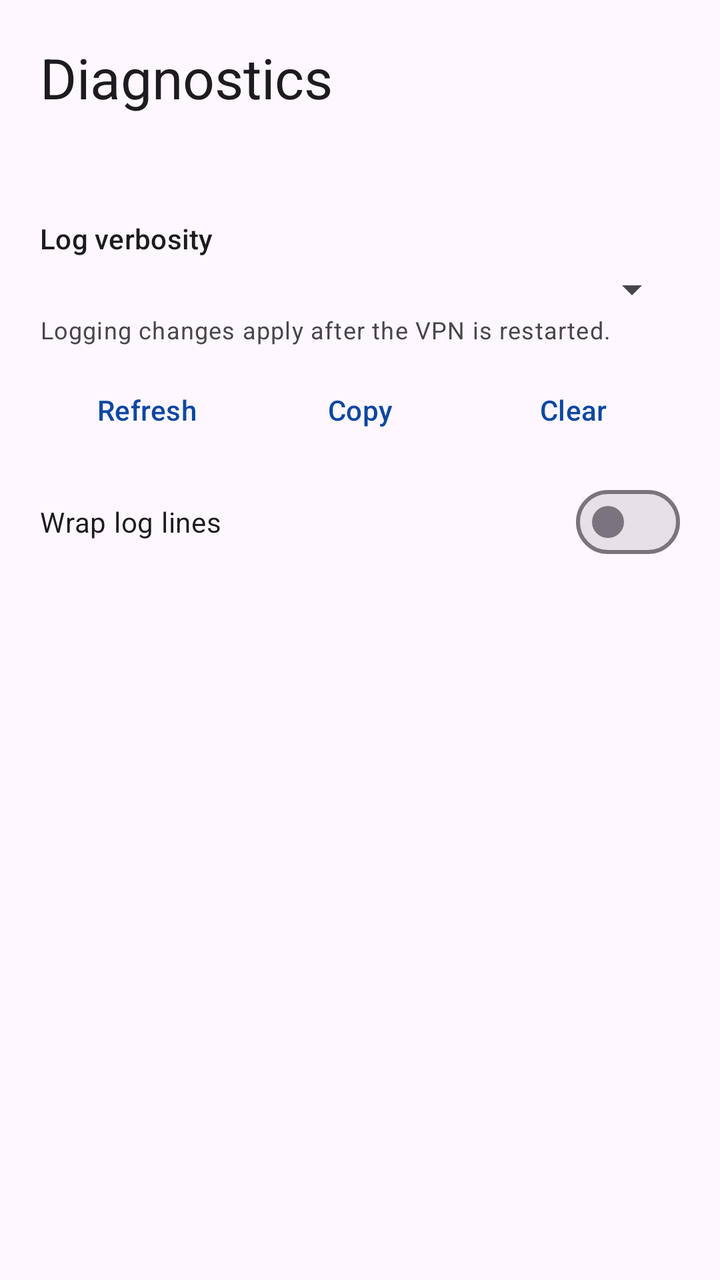
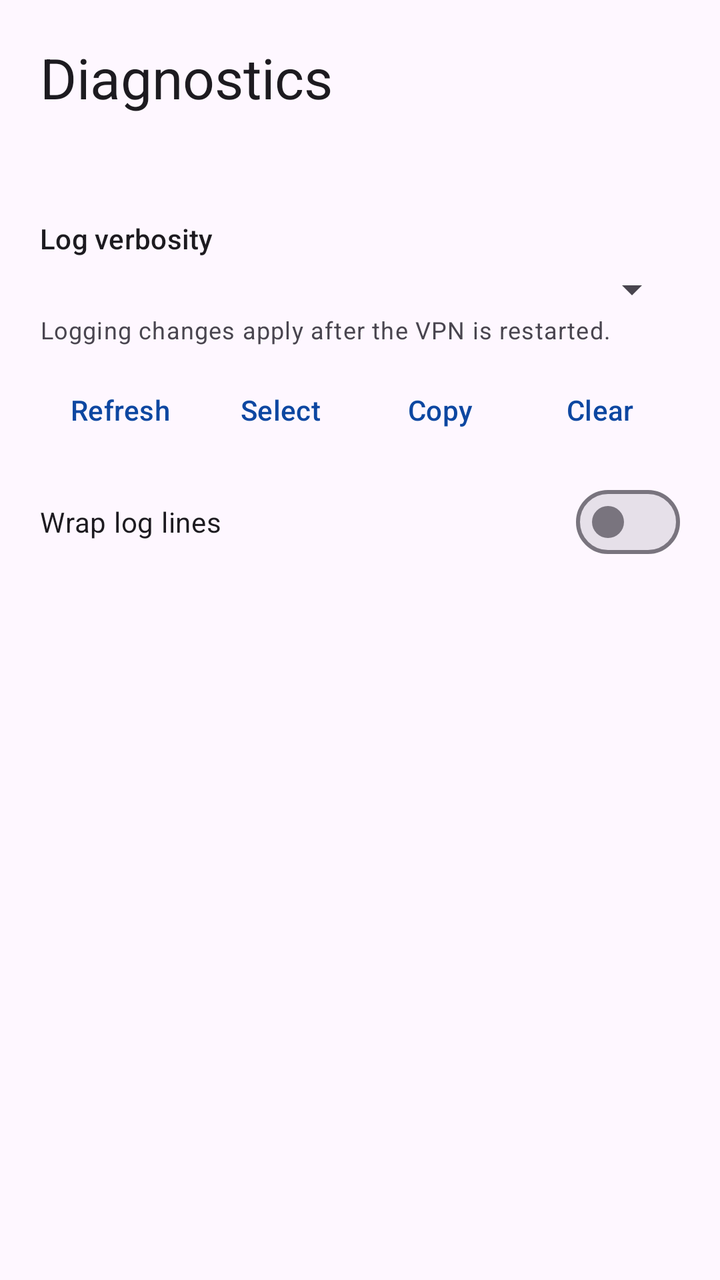

The first picture is an Android layout as it rendered before a commit; the second is the same layout after the commit. The layout source and the unified diff follow.
<!-- AndroidManifest.xml: application theme Theme.dns2ss -->
<!-- res/layout/activity_diagnostics.xml -->
<?xml version="1.0" encoding="utf-8"?>
<androidx.core.widget.NestedScrollView xmlns:android="http://schemas.android.com/apk/res/android"
    xmlns:app="http://schemas.android.com/apk/res-auto"
    android:id="@+id/root"
    android:layout_width="match_parent"
    android:layout_height="match_parent"
    android:clipToPadding="false"
    android:fillViewport="true">

    <LinearLayout
        android:layout_width="match_parent"
        android:layout_height="wrap_content"
        android:orientation="vertical"
        android:padding="20dp">

        <TextView
            android:layout_width="match_parent"
            android:layout_height="wrap_content"
            android:text="@string/diagnostics_title"
            android:textAppearance="?attr/textAppearanceHeadlineMedium" />

        <HorizontalScrollView
            android:id="@+id/summaryHorizontal"
            android:layout_width="match_parent"
            android:layout_height="wrap_content"
            android:layout_marginTop="16dp"
            android:fillViewport="true"
            android:scrollbars="horizontal">

            <TextView
                android:id="@+id/summary"
                android:layout_width="wrap_content"
                android:layout_height="wrap_content"
                android:fontFamily="monospace"
                android:scrollHorizontally="true"
                android:textAppearance="?attr/textAppearanceBodySmall" />
        </HorizontalScrollView>

        <TextView
            android:layout_width="match_parent"
            android:layout_height="wrap_content"
            android:layout_marginTop="20dp"
            android:text="@string/log_verbosity"
            android:textAppearance="?attr/textAppearanceTitleSmall" />

        <Spinner
            android:id="@+id/logVerbosity"
            android:layout_width="match_parent"
            android:layout_height="wrap_content"
            android:layout_marginTop="4dp" />

        <TextView
            android:layout_width="match_parent"
            android:layout_height="wrap_content"
            android:text="@string/log_restart_note"
            android:textAppearance="?attr/textAppearanceBodySmall" />

        <LinearLayout
            android:layout_width="match_parent"
            android:layout_height="wrap_content"
            android:layout_marginTop="8dp"
            android:orientation="horizontal">

            <com.google.android.material.button.MaterialButton
                android:id="@+id/refresh"
                style="@style/Widget.Material3.Button.TextButton"
                android:layout_width="0dp"
                android:layout_height="wrap_content"
                android:layout_weight="1"
                android:text="@string/refresh" />

            <com.google.android.material.button.MaterialButton
                android:id="@+id/copy"
                style="@style/Widget.Material3.Button.TextButton"
                android:layout_width="0dp"
                android:layout_height="wrap_content"
                android:layout_weight="1"
                android:text="@string/copy" />

            <com.google.android.material.button.MaterialButton
                android:id="@+id/clear"
                style="@style/Widget.Material3.Button.TextButton"
                android:layout_width="0dp"
                android:layout_height="wrap_content"
                android:layout_weight="1"
                android:text="@string/clear" />
        </LinearLayout>

        <com.google.android.material.materialswitch.MaterialSwitch
            android:id="@+id/logWrap"
            android:layout_width="match_parent"
            android:layout_height="wrap_content"
            android:layout_marginTop="8dp"
            android:text="@string/wrap_log_lines" />

        <FrameLayout
            android:layout_width="match_parent"
            android:layout_height="360dp"
            android:layout_marginTop="4dp">

            <androidx.core.widget.NestedScrollView
                android:id="@+id/logNoWrapVertical"
                android:layout_width="match_parent"
                android:layout_height="match_parent"
                android:fillViewport="true"
                android:scrollbars="vertical">

                <HorizontalScrollView
                    android:id="@+id/logNoWrapHorizontal"
                    android:layout_width="match_parent"
                    android:layout_height="wrap_content"
                    android:fillViewport="true"
                    android:scrollbars="horizontal">

                    <TextView
                        android:id="@+id/logsNoWrap"
                        android:layout_width="wrap_content"
                        android:layout_height="wrap_content"
                        android:focusable="false"
                        android:fontFamily="monospace"
                        android:gravity="top|start"
                        android:padding="12dp"
                        android:scrollHorizontally="true"
                        android:textAppearance="?attr/textAppearanceBodySmall" />
                </HorizontalScrollView>
            </androidx.core.widget.NestedScrollView>

            <androidx.core.widget.NestedScrollView
                android:id="@+id/logWrapVertical"
                android:layout_width="match_parent"
                android:layout_height="match_parent"
                android:fillViewport="true"
                android:scrollbars="vertical"
                android:visibility="gone">

                <TextView
                    android:id="@+id/logsWrap"
                    android:layout_width="match_parent"
                    android:layout_height="wrap_content"
                    android:focusable="false"
                    android:fontFamily="monospace"
                    android:gravity="top|start"
                    android:padding="12dp"
                    android:textAppearance="?attr/textAppearanceBodySmall" />
            </androidx.core.widget.NestedScrollView>
        </FrameLayout>
    </LinearLayout>
</androidx.core.widget.NestedScrollView>
<!-- resources referenced by this layout -->
<resources>
  <string name="clear">Clear</string>
  <string name="copy">Copy</string>
  <string name="diagnostics_title">Diagnostics</string>
  <string name="log_restart_note">Logging changes apply after the VPN is restarted.</string>
  <string name="log_verbosity">Log verbosity</string>
  <string name="refresh">Refresh</string>
  <string name="wrap_log_lines">Wrap log lines</string>
  <style name="Theme.dns2ss" parent="Theme.Material3.DayNight.NoActionBar">
          <item name="colorPrimary">@color/brand_blue</item>
          <item name="colorSecondary">@color/brand_accent</item>
      </style>
  <color name="brand_blue">#0D47A1</color>
  <color name="brand_accent">#26C6DA</color>
</resources>

<!-- the commit's change to res/layout/activity_diagnostics.xml (unified diff, before → after) -->
@@ -68,6 +68,14 @@
                 android:layout_height="wrap_content"
                 android:layout_weight="1"
                 android:text="@string/refresh" />
+
+            <com.google.android.material.button.MaterialButton
+                android:id="@+id/select"
+                style="@style/Widget.Material3.Button.TextButton"
+                android:layout_width="0dp"
+                android:layout_height="wrap_content"
+                android:layout_weight="1"
+                android:text="@string/select_text" />
 
             <com.google.android.material.button.MaterialButton
                 android:id="@+id/copy"
<!-- resource entries referenced after the edit -->
@@ -6,6 +6,7 @@
   <string name="log_restart_note">Logging changes apply after the VPN is restarted.</string>
   <string name="log_verbosity">Log verbosity</string>
   <string name="refresh">Refresh</string>
+  <string name="select_text">Select</string>
   <string name="wrap_log_lines">Wrap log lines</string>
   <style name="Theme.dns2ss" parent="Theme.Material3.DayNight.NoActionBar">
           <item name="colorPrimary">@color/brand_blue</item>
